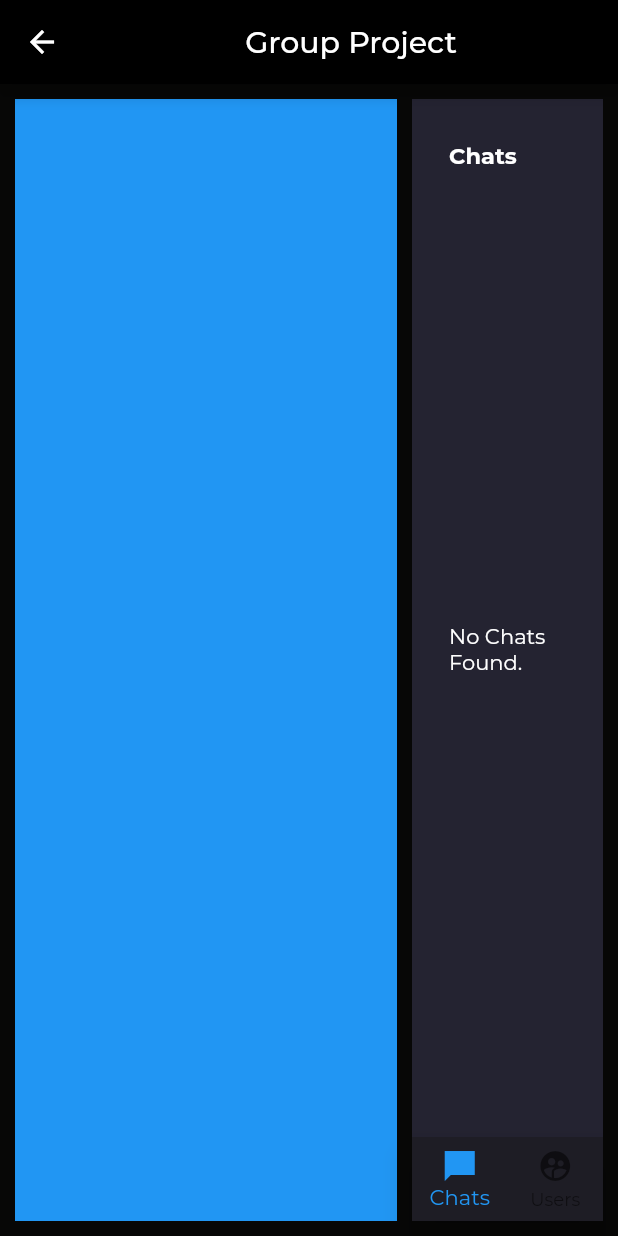
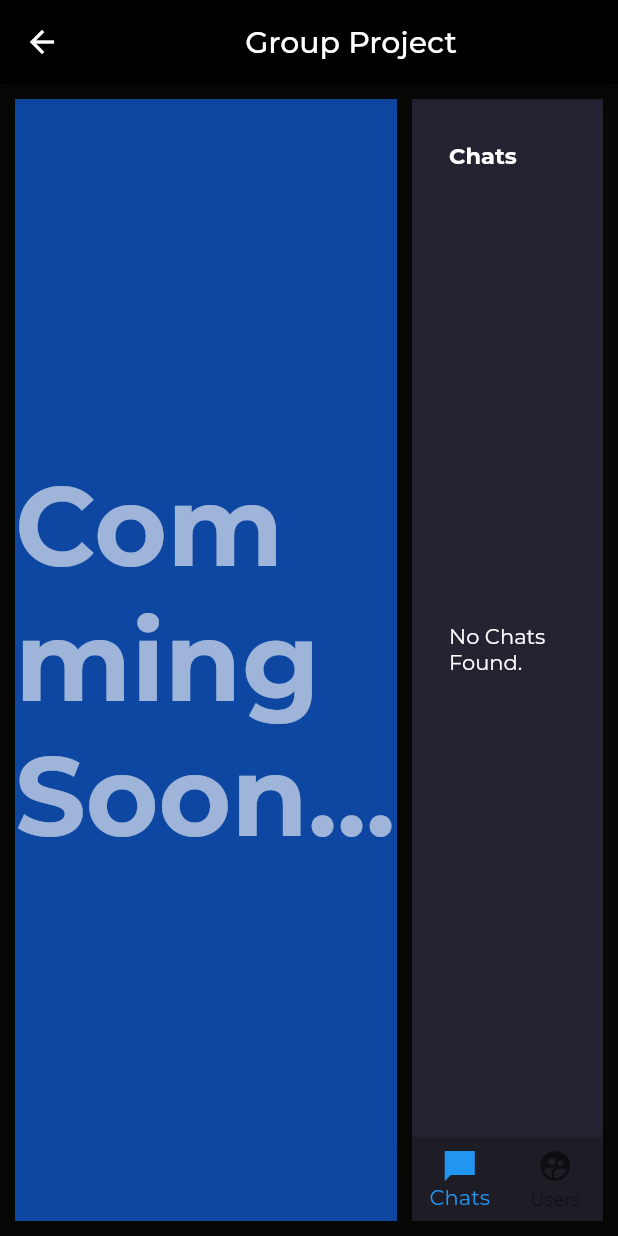
Before and after one commit to neptune0170/Proactive, a Flutter app: the GroupProject screen opened directly, on a phone screen of 412 x 824 dp. Run offline on Flutter 3.47's test engine with Material 2 defaults, Android fonts, the phone set to English and light mode, and no system bars; our stand-ins replace cloud_firestore, file_picker, firebase_auth, firebase_core, firebase_storage, flutter_keyboard_visibility and 6 more; missing offline and left inert: dart:html; accounts and stored records are empty; key blocks and very long unbroken strings in the code were emptied for the run.

Commit message:
color fix

```diff
--- a/lib/Pages/GroupProject/group_project_home.dart
+++ b/lib/Pages/GroupProject/group_project_home.dart
@@ -56,7 +56,13 @@ class _FilesWidgetState extends State<FilesWidget> {
   @override
   Widget build(BuildContext context) {
     return Container(
-      color: Colors.blue,
+      color: Colors.blue[900],
+      child: Center(
+          child: Text(
+        'Comming Soon...',
+        style: TextStyle(
+            color: Colors.white60, fontWeight: FontWeight.bold, fontSize: 74),
+      )),
     );
   }
 }
```
